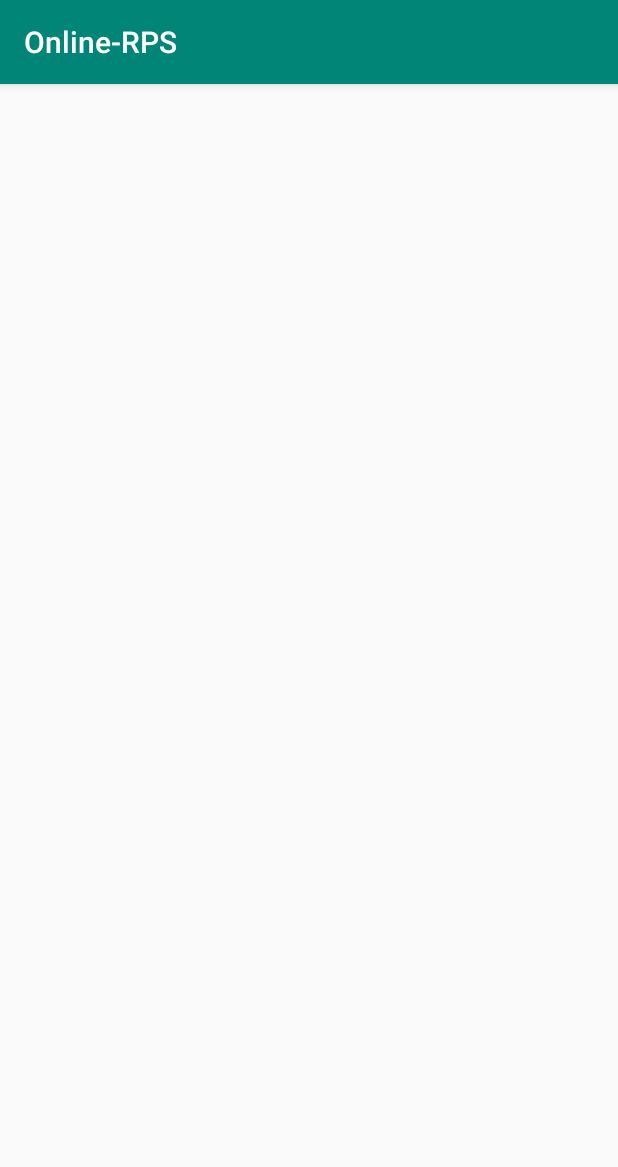
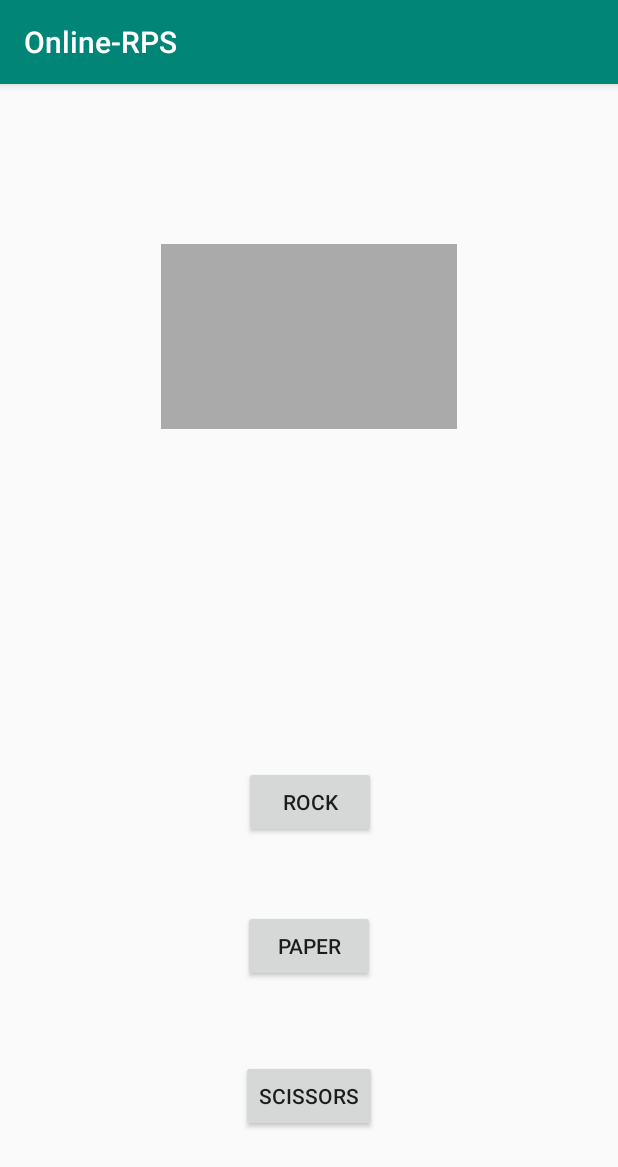
Before and after one commit to cviezel/Online-Rock-Paper-Scissors, an Android app: the GameWindow screen opened directly, with no data from a screen before it, on a phone screen of 412 x 824 dp. Shown: the top 1167 px of the screen. Run offline under Robolectric (Android 15) with nearby library versions, the phone set to English and light mode, and no system bars.

Commit message:
added game screen

```diff
--- a/OnlineRPS/app/src/main/res/layout/activity_game_window.xml
+++ b/OnlineRPS/app/src/main/res/layout/activity_game_window.xml
@@ -6,4 +6,68 @@
     android:layout_height="match_parent"
     tools:context=".GameWindow">
 
+    <Button
+        android:id="@+id/scissors"
+        android:layout_width="wrap_content"
+        android:layout_height="wrap_content"
+        android:layout_marginStart="161dp"
+        android:layout_marginLeft="161dp"
+        android:layout_marginTop="26dp"
+        android:layout_marginEnd="162dp"
+        android:layout_marginRight="162dp"
+        android:layout_marginBottom="76dp"
+        android:text="Scissors"
+        app:layout_constraintBottom_toBottomOf="parent"
+        app:layout_constraintEnd_toEndOf="parent"
+        app:layout_constraintStart_toStartOf="parent"
+        app:layout_constraintTop_toBottomOf="@+id/paper" />
+
+    <Button
+        android:id="@+id/paper"
+        android:layout_width="wrap_content"
+        android:layout_height="wrap_content"
+        android:layout_marginStart="161dp"
+        android:layout_marginLeft="161dp"
+        android:layout_marginTop="24dp"
+        android:layout_marginEnd="162dp"
+        android:layout_marginRight="162dp"
+        android:layout_marginBottom="26dp"
+        android:text="Paper"
+        app:layout_constraintBottom_toTopOf="@+id/scissors"
+        app:layout_constraintEnd_toEndOf="parent"
+        app:layout_constraintStart_toStartOf="parent"
+        app:layout_constraintTop_toBottomOf="@+id/rock" />
+
+    <Button
+        android:id="@+id/rock"
+        android:layout_width="wrap_content"
+        android:layout_height="wrap_content"
+        android:layout_marginStart="162dp"
+        android:layout_marginLeft="162dp"
+        android:layout_marginTop="461dp"
+        android:layout_marginEnd="161dp"
+        android:layout_marginRight="161dp"
+        android:layout_marginBottom="24dp"
+        android:text="Rock"
+        app:layout_constraintBottom_toTopOf="@+id/paper"
+        app:layout_constraintEnd_toEndOf="parent"
+        app:layout_constraintStart_toStartOf="parent"
+        app:layout_constraintTop_toTopOf="parent" />
+
+    <TextView
+        android:id="@+id/result"
+        android:layout_width="197dp"
+        android:layout_height="123dp"
+        android:layout_marginStart="107dp"
+        android:layout_marginLeft="107dp"
+        android:layout_marginTop="104dp"
+        android:layout_marginEnd="107dp"
+        android:layout_marginRight="107dp"
+        android:layout_marginBottom="222dp"
+        android:background="@android:color/darker_gray"
+        android:textSize="24sp"
+        app:layout_constraintBottom_toTopOf="@+id/rock"
+        app:layout_constraintEnd_toEndOf="parent"
+        app:layout_constraintStart_toStartOf="parent"
+        app:layout_constraintTop_toTopOf="parent" />
 </android.support.constraint.ConstraintLayout>
```
